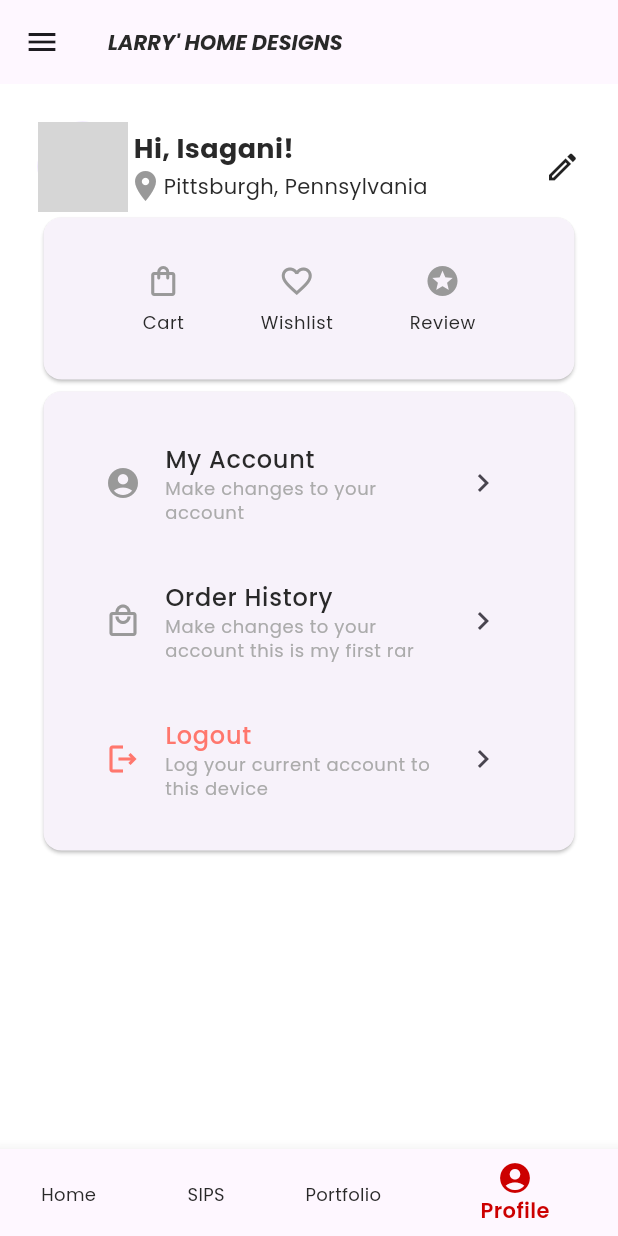
After one commit to Isagani-lapira/LHD-Mobile-Application, a Flutter app: the HomeScreen screen opened by its route, item 4 of the bottom bar chosen, on a phone screen of 412 x 824 dp. The commit adds this screen. Run offline on Flutter 3.47's test engine with Material 3 defaults, Android fonts, the phone set to English and light mode, and no system bars; our stand-ins replace carousel_slider, chips_choice, cloud_firestore, firebase_auth, firebase_core, loading_animation_widget and 1 more; accounts and stored records are empty; network calls fail; grey boxes are pictures that could not be loaded.

Commit message:
Add: Profile screen for logged in user

```diff
--- /dev/null
+++ b/lhd_app/lib/screens/tabs/profiletab/credentialview.dart
@@ -0,0 +1,48 @@
+import 'package:flutter/material.dart';
+import 'package:lhd_app/theme/colors.dart';
+import 'package:lhd_app/widget/accountoptionwidget.dart';
+import 'package:lhd_app/widget/shoppingactionwidget.dart';
+
+class CredentialView extends StatelessWidget {
+  const CredentialView({super.key});
+
+  @override
+  Widget build(BuildContext context) {
+    return Column(
+      crossAxisAlignment: CrossAxisAlignment.stretch,
+      children: [
+        const Row(
+          children: [
+            CircleAvatar(
+              backgroundImage: NetworkImage(
+                  'https://letsenhance.io/static/8f5e523ee6b2479e26ecc91b9c25261e/1015f/MainAfter.jpg'),
+              radius: 30, // Set a radius for the CircleAvatar
+            ),
+            Expanded(
+              flex: 2,
+              child: Column(
+                crossAxisAlignment: CrossAxisAlignment.start,
+                children: [
+                  Text(
+                    ' Hi, Isagani!',
+                    style:
+                        TextStyle(fontWeight: FontWeight.bold, fontSize: 18.0),
+                  ),
+                  Row(
+                    children: [
+                      Icon(Icons.location_on, color: AppColor.iconColor),
+                      Text('Pittsburgh, Pennsylvania')
+                    ],
+                  )
+                ],
+              ),
+            ),
+            Icon(Icons.edit_outlined)
+          ],
+        ),
+        ShoppingActionList(),
+        AccountOption(),
+      ],
+    );
+  }
+}
--- a/lhd_app/lib/theme/colors.dart
+++ b/lhd_app/lib/theme/colors.dart
@@ -6,4 +6,5 @@
   static const Color textColor = Color(0xFF292929);
   static const Color backgroundColor = Color(0xFFFFFFFF);
   static const Color borderOutlineColor = Color(0xFFD2D6DB);
+  static const Color iconColor = Color.fromARGB(255, 153, 153, 153);
 }
--- a/lhd_app/lib/theme/theme.dart
+++ b/lhd_app/lib/theme/theme.dart
@@ -4,19 +4,23 @@
 class AppTheme {
   static ThemeData lightTheme = ThemeData(
     scaffoldBackgroundColor: AppColor.backgroundColor,
+    fontFamily: 'Poppins',
     textTheme: const TextTheme(
       titleLarge: TextStyle(
         fontSize: 32,
         color: AppColor.primaryColor,
         fontWeight: FontWeight.bold,
         fontStyle: FontStyle.italic,
-        fontFamily: 'Poppins',
       ),
+      bodyLarge: TextStyle(
+          color: AppColor.textColor,
+          fontSize: 16.0,
+          fontWeight: FontWeight.w500),
       bodyMedium: TextStyle(
         color: AppColor.textColor,
         fontSize: 14.0,
-        fontFamily: 'Poppins',
       ),
+      bodySmall: TextStyle(color: AppColor.textColor),
     ),
     inputDecorationTheme: InputDecorationTheme(
       focusedBorder: CustomBorders.BorderActiveStyle,
--- /dev/null
+++ b/lhd_app/lib/widget/accountoptionwidget.dart
@@ -0,0 +1,62 @@
+import 'package:flutter/material.dart';
+import 'package:lhd_app/theme/colors.dart';
+
+class AccountOption extends StatelessWidget {
+  AccountOption({super.key});
+
+  final List<Map<String, dynamic>> _actionOptions = [
+    {
+      'icon': Icons.account_circle,
+      'actionName': 'My Account',
+      'subtitle': 'Make changes to your account',
+    },
+    {
+      'icon': Icons.local_mall_outlined,
+      'actionName': 'Order History',
+      'subtitle': 'Make changes to your account this is my first rar',
+    },
+    {
+      'icon': Icons.logout_outlined,
+      'actionName': 'Logout',
+      'subtitle': 'Log your current account to this device',
+    },
+  ];
+  @override
+  Widget build(BuildContext context) {
+    return Card(
+      child: Padding(
+        padding: const EdgeInsets.all(15.0),
+        child: Column(
+          children: _actionOptions.map((item) {
+            return Container(
+              padding: const EdgeInsets.all(10.0),
+              child: ListTile(
+                leading: Icon(
+                  item['icon'],
+                  color: (item['actionName'] == 'Logout')
+                      ? const Color.fromARGB(255, 255, 119, 109)
+                      : AppColor.iconColor,
+                ),
+                title: Text(
+                  item['actionName'],
+                  style: Theme.of(context).textTheme.bodyLarge!.copyWith(
+                      color: (item['actionName'] == 'Logout')
+                          ? const Color.fromARGB(255, 255, 119, 109)
+                          : null),
+                ),
+                subtitle: Text(
+                  item['subtitle'],
+                  style: Theme.of(context)
+                      .textTheme
+                      .bodySmall!
+                      .copyWith(color: const Color(0xFFABABAB)),
+                ),
+                trailing: const Icon(Icons.keyboard_arrow_right),
+              ),
+            );
+          }).toList(),
+        ),
+      ),
+    );
+  }
+}
--- /dev/null
+++ b/lhd_app/lib/widget/shoppingactionwidget.dart
@@ -0,0 +1,39 @@
+import 'package:flutter/material.dart';
+
+class ShoppingActionList extends StatelessWidget {
+  ShoppingActionList({Key? key}) : super(key: key);
+  final List<Map<String, dynamic>> _shoppingList = [
+    {'icon': Icons.shopping_bag_outlined, 'actionName': 'Cart'},
+    {'icon': Icons.favorite_border_outlined, 'actionName': 'Wishlist'},
+    {'icon': Icons.stars, 'actionName': 'Review'},
+  ];
+  @override
+  Widget build(BuildContext context) {
+    return Card(
+      child: Container(
+        margin: const EdgeInsets.symmetric(vertical: 15.0),
+        padding: const EdgeInsets.all(15.0),
+        child: Row(
+          mainAxisAlignment: MainAxisAlignment.spaceEvenly,
+          children: _shoppingList.map((i) {
+            return Wrap(
+              direction: Axis.vertical,
+              crossAxisAlignment: WrapCrossAlignment.center,
+              children: [
+                Icon(
+                  i['icon'],
+                  color: const Color.fromARGB(255, 153, 153, 153),
+                ),
+                const SizedBox(height: 8.0),
+                Text(
+                  i['actionName'],
+                  style: Theme.of(context).textTheme.bodySmall,
+                )
+              ],
+            );
+          }).toList(),
+        ),
+      ),
+    );
+  }
+}
```
